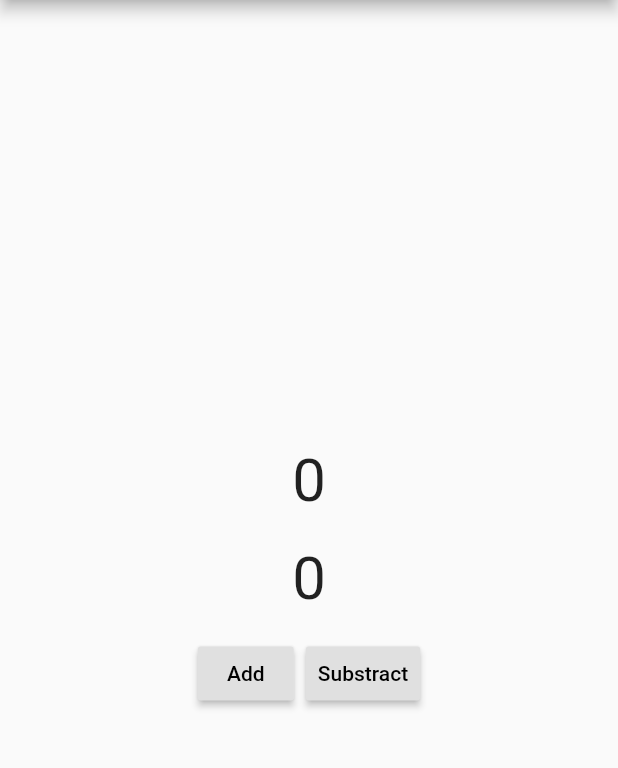
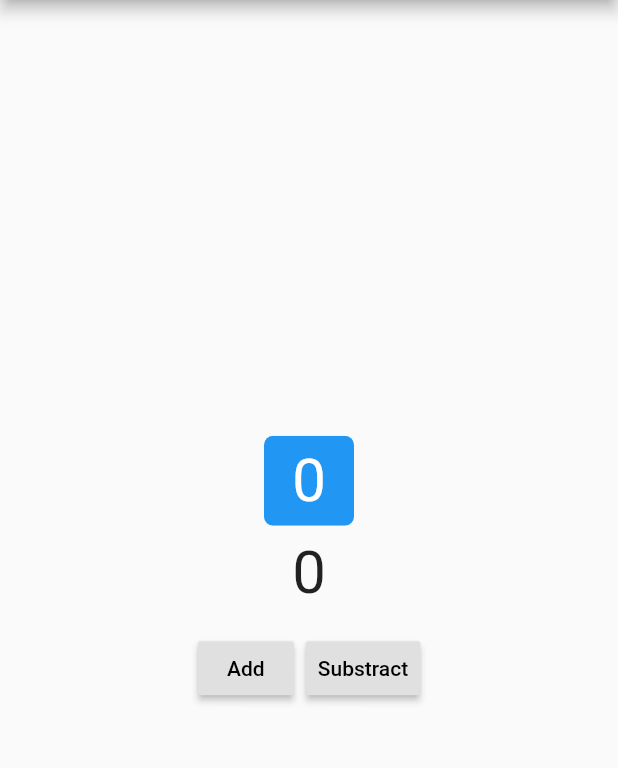
Before and after one commit to aryzhov/flutter-rolodex, a Flutter app: the screen it shows after launch, on a phone screen of 412 x 824 dp, the part 84-852 px from its top. Run offline on Flutter 3.47's test engine with Material 2 defaults, Android fonts, the phone set to English and light mode, and no system bars.

Commit message:
Updated the example

```diff
--- a/example/lib/main.dart
+++ b/example/lib/main.dart
@@ -32,17 +32,19 @@ class _MyAppState extends State<MyApp> {
           children: <Widget>[
             Rolodex(
               theme: const RolodexThemeData(
-//                direction: RolodexDirection.reversed,
-//                cardColor: Colors.black,
-                clipBorderRadius: BorderRadius.all(Radius.circular(10)),
-//                alwaysShowBackground: true,
-//                cardFallDirection: AxisDirection.left,
-//                cardStackAlignment: AlignmentDirectional.centerEnd,
+                direction: RolodexDirection.reversed,
+                cardColor: Colors.blue,
+                shadowColor: Colors.indigo,
+                clipBorderRadius: BorderRadius.all(Radius.circular(6)),
+                alwaysShowBackground: true,
               ),
               value: counter,
-              child: Padding(
-                padding: EdgeInsets.all(10),
-                child: Text("$counter", style: TextStyle(fontSize: 40)
+              child: SizedBox(
+                width: 60,
+                height: 60,
+                child: Center(
+                  child: Text("$counter", style: TextStyle(fontSize: 40, color: Colors.white,), softWrap: false, overflow: TextOverflow.ellipsis,
+                  ),
                 ),
               ),
             ),
```
